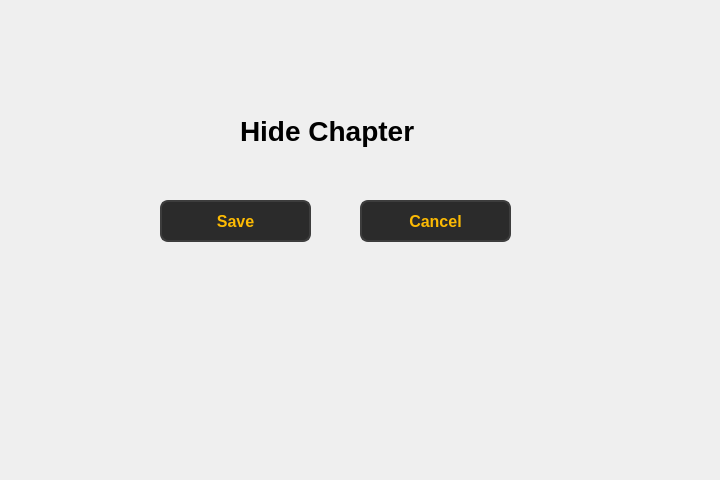
Above: ui/faculty/faculty_hide_chapter_window.ui from Soham1117/elearningApp before the change. Below: the same form after it.
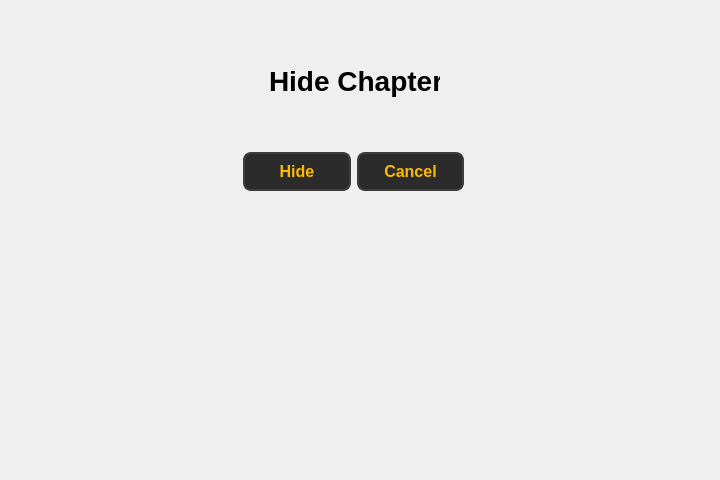
That is the form after the change.

Commit message: Changes made to UI of faculty pages.

```diff
--- a/ui/faculty/faculty_hide_chapter_window.ui
+++ b/ui/faculty/faculty_hide_chapter_window.ui
@@ -13,84 +13,12 @@
   <property name="windowTitle">
    <string>Form</string>
   </property>
-  <widget class="QPushButton" name="pushButton_6">
-   <property name="geometry">
-    <rect>
-     <x>160</x>
-     <y>200</y>
-     <width>151</width>
-     <height>42</height>
-    </rect>
-   </property>
-   <property name="styleSheet">
-    <string notr="true">QPushButton {
-        background-color: #2b2b2b;  
-        color: #fcba03;              
-        border: 2px solid #3d3d3d;      
-        border-radius: 8px;          
-        padding: 8px 16px;            
-        font-size: 16px;            
-        font-weight: bold;
-    
-    }
-
-    QPushButton:hover {
-        background-color: #fcba03;
-		 color: #000000;
-        border: 2px solid #5a5a5a;    
-    }
-
-    QPushButton:pressed {
-        background-color: #1a1a1a;      
-        border: 2px solid #2b2b2b;      
-    }</string>
-   </property>
-   <property name="text">
-    <string>Save</string>
-   </property>
-  </widget>
-  <widget class="QPushButton" name="pushButton_7">
-   <property name="geometry">
-    <rect>
-     <x>360</x>
-     <y>200</y>
-     <width>151</width>
-     <height>42</height>
-    </rect>
-   </property>
-   <property name="styleSheet">
-    <string notr="true">QPushButton {
-        background-color: #2b2b2b;  
-        color: #fcba03;              
-        border: 2px solid #3d3d3d;      
-        border-radius: 8px;          
-        padding: 8px 16px;            
-        font-size: 16px;            
-        font-weight: bold;
-    
-    }
-
-    QPushButton:hover {
-        background-color: #fcba03;
-		 color: #000000;
-        border: 2px solid #5a5a5a;    
-    }
-
-    QPushButton:pressed {
-        background-color: #1a1a1a;      
-        border: 2px solid #2b2b2b;      
-    }</string>
-   </property>
-   <property name="text">
-    <string>Cancel</string>
-   </property>
-  </widget>
   <widget class="QLabel" name="label_2">
    <property name="geometry">
     <rect>
-     <x>240</x>
-     <y>110</y>
-     <width>241</width>
+     <x>269</x>
+     <y>60</y>
+     <width>171</width>
      <height>41</height>
     </rect>
    </property>
@@ -104,6 +32,78 @@
     <string>Hide Chapter</string>
    </property>
   </widget>
+  <widget class="QWidget" name="">
+   <property name="geometry">
+    <rect>
+     <x>243</x>
+     <y>150</y>
+     <width>221</width>
+     <height>44</height>
+    </rect>
+   </property>
+   <layout class="QHBoxLayout" name="horizontalLayout">
+    <item>
+     <widget class="QPushButton" name="pushButton_6">
+      <property name="styleSheet">
+       <string notr="true">QPushButton {
+        background-color: #2b2b2b;  
+        color: #fcba03;              
+        border: 2px solid #3d3d3d;      
+        border-radius: 8px;          
+        padding: 8px 16px;            
+        font-size: 16px;            
+        font-weight: bold;
+    
+    }
+
+    QPushButton:hover {
+        background-color: #fcba03;
+		 color: #000000;
+        border: 2px solid #5a5a5a;    
+    }
+
+    QPushButton:pressed {
+        background-color: #1a1a1a;      
+        border: 2px solid #2b2b2b;      
+    }</string>
+      </property>
+      <property name="text">
+       <string>Hide</string>
+      </property>
+     </widget>
+    </item>
+    <item>
+     <widget class="QPushButton" name="pushButton_7">
+      <property name="styleSheet">
+       <string notr="true">QPushButton {
+        background-color: #2b2b2b;  
+        color: #fcba03;              
+        border: 2px solid #3d3d3d;      
+        border-radius: 8px;          
+        padding: 8px 16px;            
+        font-size: 16px;            
+        font-weight: bold;
+    
+    }
+
+    QPushButton:hover {
+        background-color: #fcba03;
+		 color: #000000;
+        border: 2px solid #5a5a5a;    
+    }
+
+    QPushButton:pressed {
+        background-color: #1a1a1a;      
+        border: 2px solid #2b2b2b;      
+    }</string>
+      </property>
+      <property name="text">
+       <string>Cancel</string>
+      </property>
+     </widget>
+    </item>
+   </layout>
+  </widget>
  </widget>
  <resources/>
  <connections/>
```
The commit also changes 98 other files.
